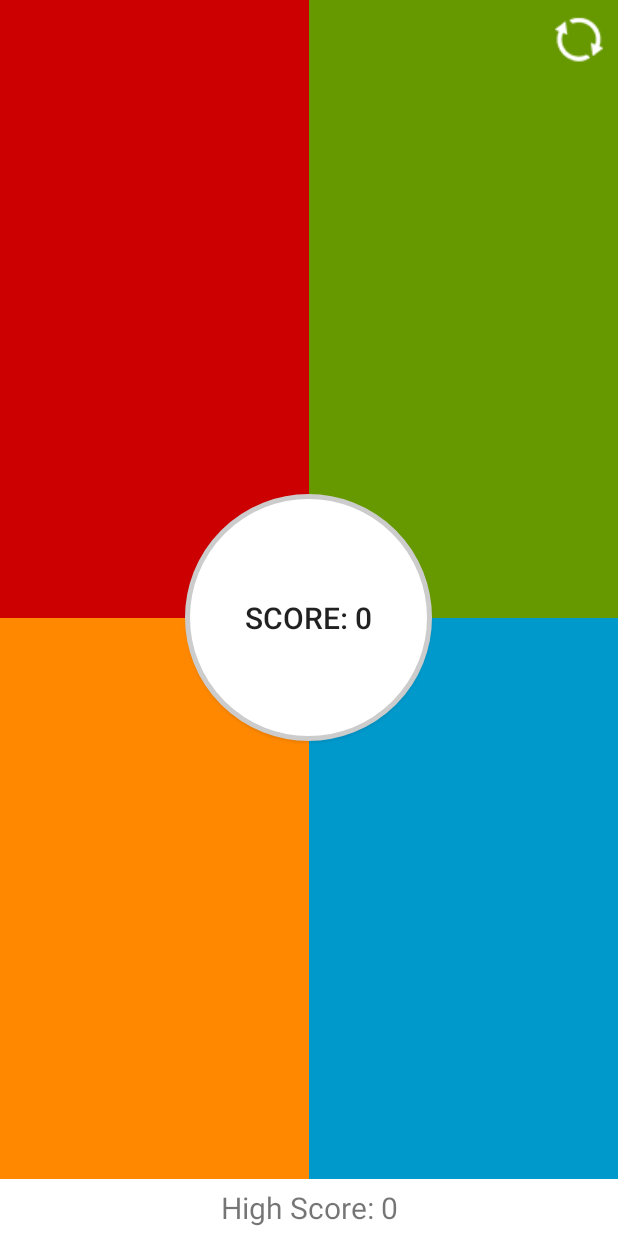
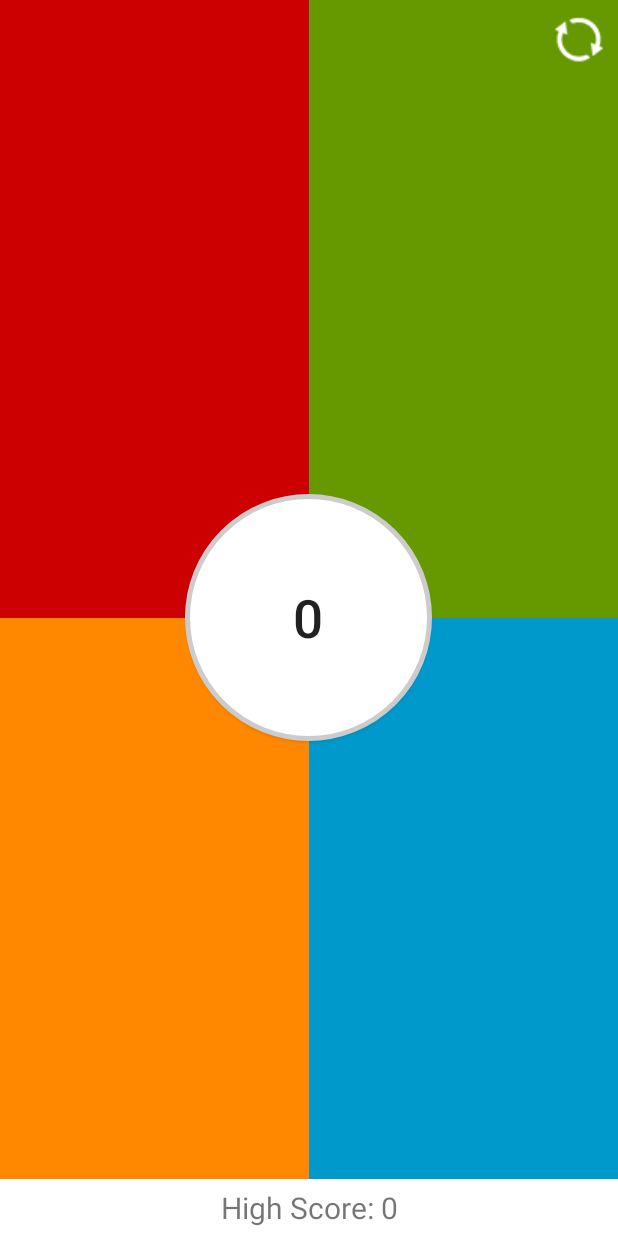
Before and after one commit to sourabhv/memorizer, an Android app: the screen it shows after launch (MainActivity), after a tap on "START", on a phone screen of 412 x 824 dp. Run offline under Robolectric (Android 15) with nearby library versions, the phone set to English and light mode, and no system bars.

Commit message:
Remove 'Score: ' string before the score

```diff
--- a/app/src/main/java/contagious/apps/memorizer/MainActivity.java
+++ b/app/src/main/java/contagious/apps/memorizer/MainActivity.java
@@ -187,7 +187,7 @@ public class MainActivity extends Activity {
         if (mode == SET_TO_START) {
             startButton.setText(getResources().getString(R.string.start));
         } else if (mode == SET_TO_SCORE) {
-            startButton.setText(getResources().getString(R.string.score) + Integer.toString(score));
+            startButton.setText(Integer.toString(score));
         }
     }
 
@@ -212,6 +212,7 @@ public class MainActivity extends Activity {
         gameRunning = false;
         inputMode = false;
         score = 0;
+        startButton.setTextSize(TypedValue.COMPLEX_UNIT_SP, 20);
         updateButton(SET_TO_START);
     }
 
@@ -290,6 +291,7 @@ public class MainActivity extends Activity {
 
     public void onStartButtonClick(View view) {
         if (!gameRunning) {
+            startButton.setTextSize(TypedValue.COMPLEX_UNIT_SP, 35);
             gameRunning = true;
             showPattern();
             // hide the settingsButton
--- a/app/src/main/res/values/strings.xml
+++ b/app/src/main/res/values/strings.xml
@@ -3,7 +3,6 @@
 
     <string name="app_name">Memorizer</string>
     <string name="start">Start</string>
-    <string name="score">Score:\u0020</string>
     <string name="gameover">Game Over</string>
     <string name="gameovermessage">Your score is:</string>
     <string name="highscore">High Score:\u0020</string>
```
